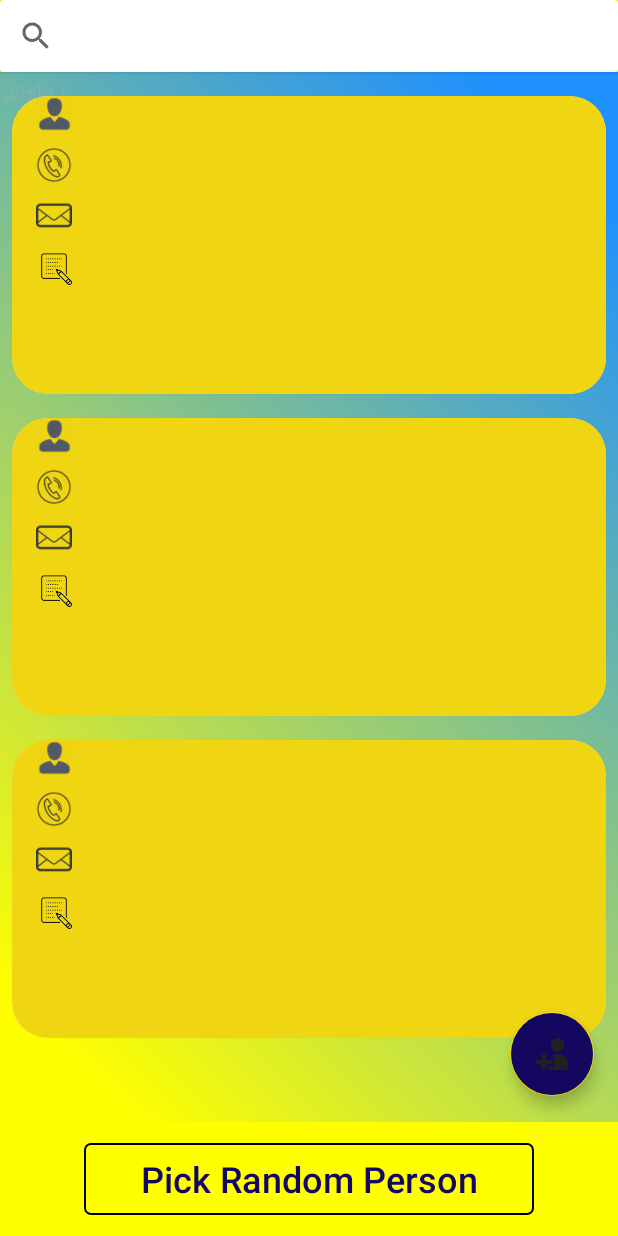
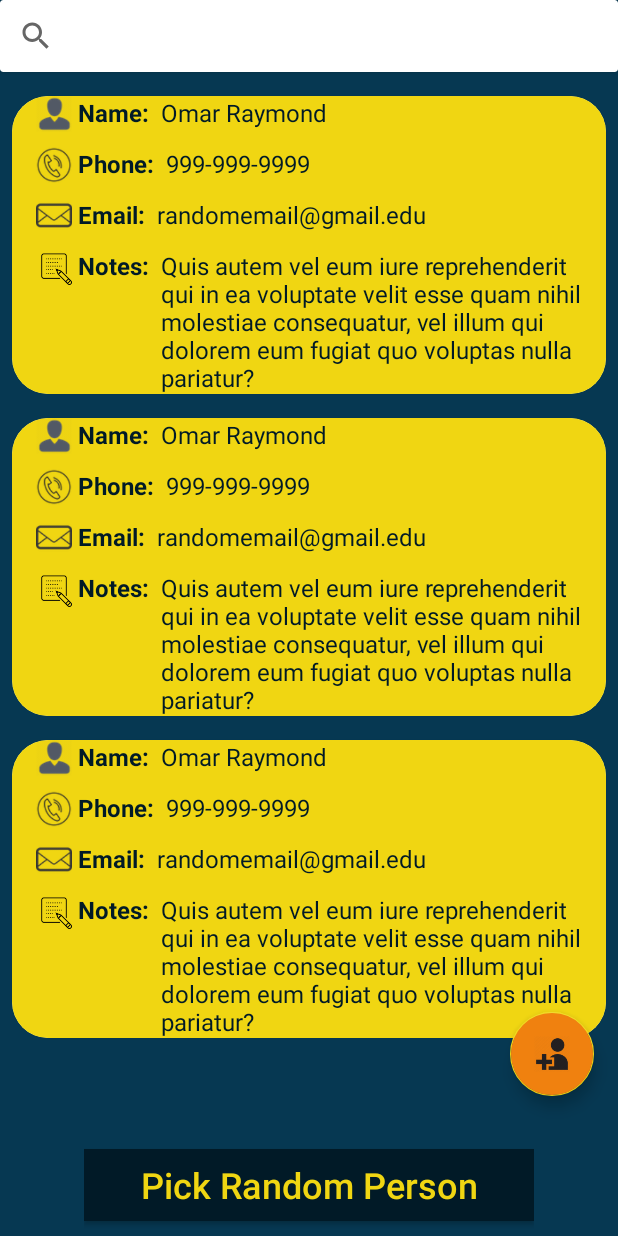
Before and after one commit to InquisitiveMindHasToKnow/Tribute, an Android app: the layout activity_create_list.xml on its own in the app's theme, with its tools: preview values and no code run, on a phone screen of 412 x 824 dp. Run offline under Robolectric (Android 15) with nearby library versions, the light colour scheme and no system bars.

Commit message:
Main page navigation uses actual buttons and no longer recyclerview items. Colors changed in add person, modify person , register activities

```diff
--- a/app/src/main/res/layout/activity_create_list.xml
+++ b/app/src/main/res/layout/activity_create_list.xml
@@ -4,7 +4,7 @@
     android:layout_width="match_parent"
     android:layout_height="match_parent"
     xmlns:app="http://schemas.android.com/apk/res-auto"
-    android:background="#FFFF00"
+    android:background="@color/mainBackgroundColor"
     android:orientation="vertical">
 
     <android.support.v7.widget.CardView
@@ -23,7 +23,7 @@
     <RelativeLayout
         android:layout_width="match_parent"
         android:layout_height="match_parent"
-        android:background="@drawable/bluetoyellowgradientreversed"
+        android:background="@color/mainBackgroundColor"
         android:layout_weight=".1">
 
         <android.support.v7.widget.RecyclerView
@@ -40,7 +40,7 @@
             android:layout_alignParentBottom="true"
             android:layout_marginEnd="16dp"
             android:layout_marginBottom="17dp"
-            android:backgroundTint="@color/colorPrimaryDark"
+            android:backgroundTint="#f0810f"
             android:clickable="true"
             android:focusable="true"
             android:src="@drawable/addpersonicon"
@@ -59,11 +59,12 @@
             android:layout_width="300dp"
             android:layout_height="wrap_content"
             android:layout_alignParentBottom="true"
-            android:background="@layout/transparentbuttonborder"
+            android:background="@color/colorPrimaryDark"
             android:gravity="center"
             android:textAllCaps="false"
             android:text="Pick Random Person"
-            android:textColor="@color/colorPrimaryDark"
+            android:layout_marginTop="8dp"
+            android:textColor="@color/textColor"
             android:textSize="24sp" />
 
     </RelativeLayout>
--- a/app/src/main/res/layout/activity_random_person_picked.xml
+++ b/app/src/main/res/layout/activity_random_person_picked.xml
@@ -2,7 +2,7 @@
     android:id="@+id/rel_layout"
     android:layout_width="match_parent"
     android:layout_height="match_parent"
-    android:background="@drawable/bluetoyellowgradientreversed">
+    android:background="@color/mainBackgroundColor">
 
 
 
@@ -12,7 +12,7 @@
         android:layout_height="match_parent"
         android:textSize="56sp"
         android:layout_centerHorizontal="true"
-        android:textColor="@color/colorPrimaryDark"
+        android:textColor="@color/textColor"
         android:gravity="center" />
 
 </android.support.constraint.ConstraintLayout>
--- a/app/src/main/res/layout/button_item_view.xml
+++ b/app/src/main/res/layout/button_item_view.xml
@@ -7,7 +7,7 @@
     android:layout_marginStart="24dp"
     android:layout_marginTop="16dp"
     android:layout_marginEnd="24dp"
-    app:cardBackgroundColor="@color/colorAccent"
+    app:cardBackgroundColor="@color/colorPrimaryDark"
     >
 
         <TextView
@@ -18,7 +18,7 @@
             android:gravity="center"
             android:textSize="@dimen/button_name_size"
             android:textStyle="bold"
-            android:textColor="@color/colorPrimaryDark"
+            android:textColor="@color/textColor"
             app:layout_constraintBottom_toBottomOf="parent"
             app:layout_constraintLeft_toLeftOf="parent"
             app:layout_constraintRight_toRightOf="parent"
--- a/app/src/main/res/layout/person_item.xml
+++ b/app/src/main/res/layout/person_item.xml
@@ -41,14 +41,14 @@
                     style="@style/TextAppearance.AppCompat.Headline"
                     android:textStyle="bold"
                     android:textSize="16sp"
-                    android:textColor="@color/textColor" />
+                    android:textColor="@color/colorPrimaryDark" />
 
 
                 <TextView
                     android:id="@+id/person_name_textview"
                     android:layout_width="match_parent"
                     android:layout_height="match_parent"
-                    android:textColor="@color/textColor"
+                    android:textColor="@color/colorPrimaryDark"
                     style="@style/TextAppearance.AppCompat.Subhead"
                     android:layout_marginStart="8dp"
                     tools:text="Omar Raymond"
@@ -85,13 +85,13 @@
                     android:textStyle="bold"
                     android:text=" Phone:"
                     android:textSize="16sp"
-                    android:textColor="@color/textColor" />
+                    android:textColor="@color/colorPrimaryDark" />
 
                 <TextView
                     android:id="@+id/person_phone_number_textview"
                     android:layout_width="match_parent"
                     android:layout_height="match_parent"
-                    android:textColor="@color/textColor"
+                    android:textColor="@color/colorPrimaryDark"
                     android:layout_marginStart="8dp"
                     style="@style/TextAppearance.AppCompat.Subhead"
                     android:textSize="16sp"
@@ -129,13 +129,13 @@
                     style="@style/TextAppearance.AppCompat.Headline"
                     android:textStyle="bold"
                     android:textSize="16sp"
-                    android:textColor="@color/textColor" />
+                    android:textColor="@color/colorPrimaryDark" />
 
                 <TextView
                     android:id="@+id/person_email_textview"
                     android:layout_width="match_parent"
                     android:layout_height="match_parent"
-                    android:textColor="@color/textColor"
+                    android:textColor="@color/colorPrimaryDark"
                     style="@style/TextAppearance.AppCompat.Subhead"
                     android:layout_marginStart="8dp"
                     android:textSize="16sp"
@@ -173,13 +173,13 @@
                     style="@style/TextAppearance.AppCompat.Headline"
                     android:textStyle="bold"
                     android:textSize="16sp"
-                    android:textColor="@color/textColor" />
+                    android:textColor="@color/colorPrimaryDark" />
 
                 <TextView
                     android:id="@+id/person_notes_textview"
                     android:layout_width="match_parent"
                     android:layout_height="wrap_content"
-                    android:textColor="@color/textColor"
+                    android:textColor="@color/colorPrimaryDark"
                     style="@style/TextAppearance.AppCompat.Subhead"
                     android:layout_marginStart="8dp"
                     android:textSize="16sp"
--- a/app/src/main/res/values/colors.xml
+++ b/app/src/main/res/values/colors.xml
@@ -1,10 +1,12 @@
 <?xml version="1.0" encoding="utf-8"?>
 <resources>
     <color name="textColor">#F0D612</color>
-    <color name="mainBackgroundColor">#0540A3</color>
+    <color name="mainBackgroundColor">#063852</color>
 
-    <color name="colorPrimaryDark">#13075F</color>
+    <color name="colorPrimaryDark">#011A27</color>
 
-    <color name="colorPrimary">#13075F</color>
+    <color name="colorPrimary">#011A27</color>
     <color name="colorAccent">#F0D612</color>
+
+
 </resources>
```
Also changed, not shown: app/src/main/java/com/ohmstheresistance/tribute/activities/MainActivity.java (+52 -23 lines), app/src/main/java/com/ohmstheresistance/tribute/rv/ButtonAdapter.java (deleted, +0 -42 lines), app/src/main/java/com/ohmstheresistance/tribute/rv/ButtonViewHolder.java (deleted, +0 -69 lines), app/src/main/res/layout/activity_add_person.xml (+4 -3 lines), app/src/main/res/layout/activity_edit_person_data.xml (+4 -4 lines), app/src/main/res/layout/activity_main.xml (+37 -12 lines), app/src/main/res/layout/activity_user_registration.xml (+4 -3 lines), app/src/main/res/layout/activity_view_fellow_list.xml (+4 -4 lines).
